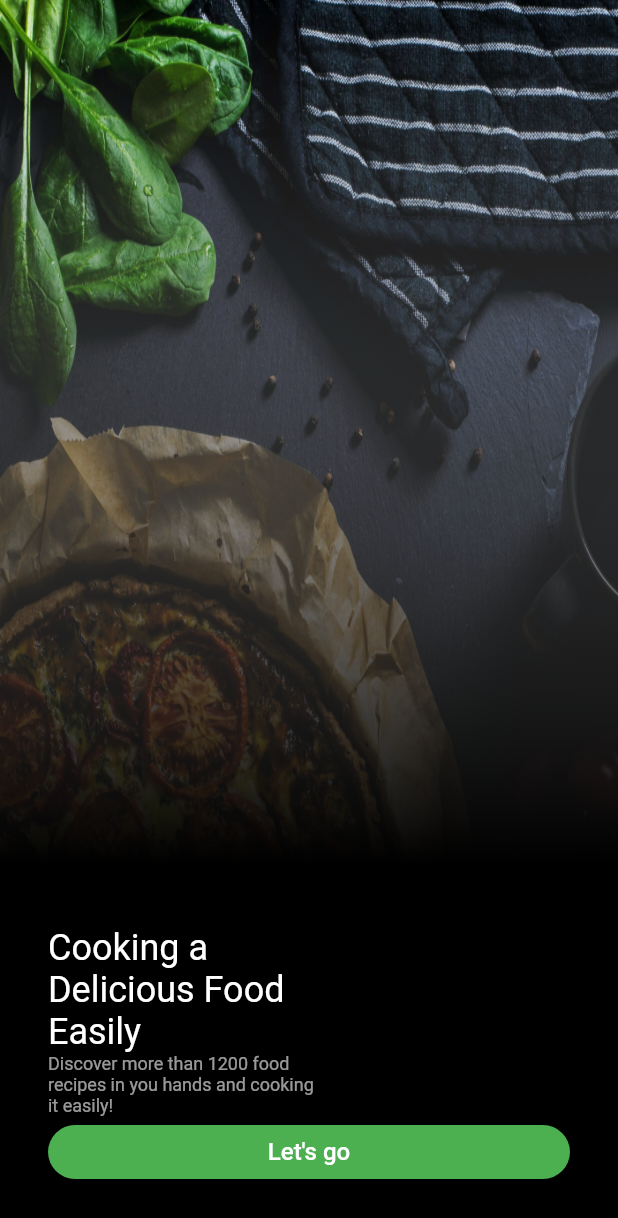
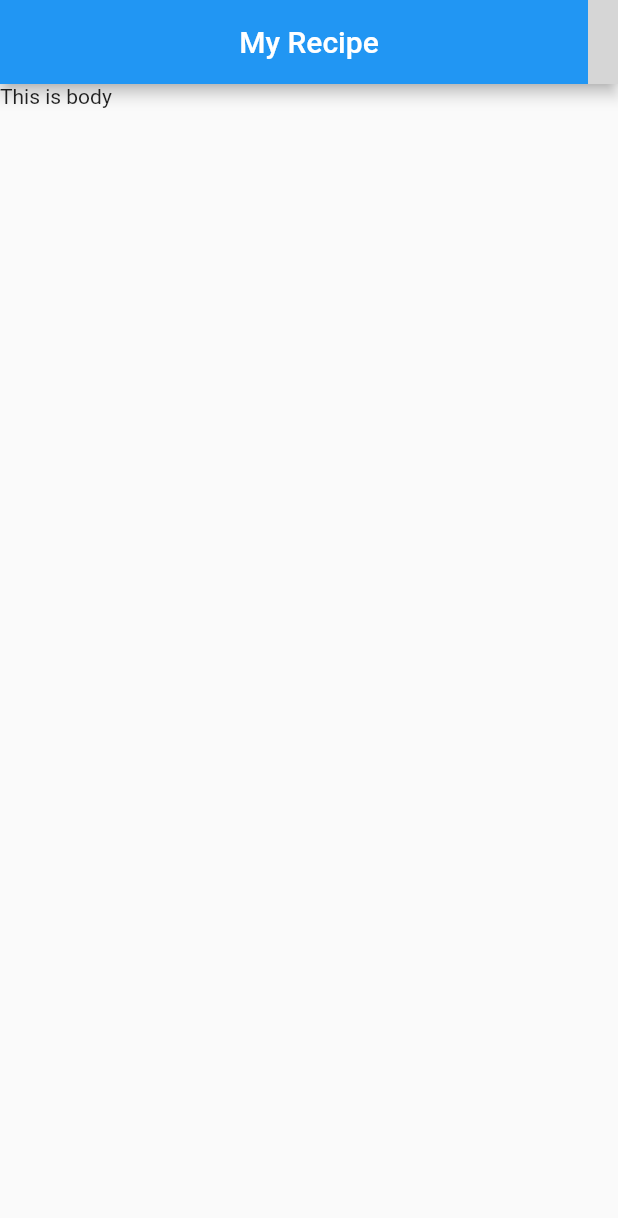
Before and after one commit to tuannq-0847/recipe_flutter, a Flutter app: the screen it shows after launch, after a tap on "Let's go", on a phone screen of 412 x 824 dp. Shown: the top 1218 px of the screen. Run offline on Flutter 3.47's test engine with Material 2 defaults, Android fonts, the phone set to English and light mode, and no system bars; our stand-ins replace flutter_svg; grey boxes are pictures that could not be loaded.

Commit message:
init home screen

```diff
--- a/recipe_app/lib/features/recipe/presentation/widgets/custom/first_time_animated_button.dart
+++ b/recipe_app/lib/features/recipe/presentation/widgets/custom/first_time_animated_button.dart
@@ -1,7 +1,15 @@
 import 'package:flutter/cupertino.dart';
 import 'package:flutter/material.dart';
 
+Function _onPressed;
+
+// ignore: must_be_immutable
 class FirstTimeAnimatedButton extends StatefulWidget {
+
+  FirstTimeAnimatedButton(Function onPressed) {
+    _onPressed = onPressed;
+  }
+
   @override
   State<StatefulWidget> createState() => _AnimatedButtonState();
 }
@@ -43,7 +51,10 @@ class _AnimatedButtonState extends State<FirstTimeAnimatedButton>
                   shape: MaterialStateProperty.all<RoundedRectangleBorder>(
                       RoundedRectangleBorder(
                           borderRadius: BorderRadius.circular(18.0)))),
-              onPressed: () {},
+              onPressed: () {
+                // ignore: unnecessary_statements
+                _onPressed();
+              },
               child: Text(
                 "Let's go",
                 style: TextStyle(color: Colors.white, fontSize: 16),
--- /dev/null
+++ b/recipe_app/lib/features/recipe/presentation/widgets/home/home.dart
@@ -0,0 +1,29 @@
+import 'package:flutter/cupertino.dart';
+import 'package:flutter/material.dart';
+import 'package:flutter_svg/svg.dart';
+
+class HomeWidget extends StatefulWidget {
+  @override
+  State<StatefulWidget> createState() {
+    return HomeRecipe();
+  }
+}
+
+class HomeRecipe extends State<HomeWidget> {
+  @override
+  Widget build(BuildContext context) {
+    return Scaffold(
+        appBar: AppBar(
+          automaticallyImplyLeading: false,
+          centerTitle: true,
+          title: Text("My Recipe"),
+          actions: [
+            Image(image: AssetImage('assets/avatar.png'),
+              fit: BoxFit.fill,
+              height: 20,
+              width: 20,)
+          ],
+        ),
+        body: Text("This is body"));
+  }
+}
--- a/recipe_app/lib/features/recipe/presentation/widgets/welcome.dart
+++ b/recipe_app/lib/features/recipe/presentation/widgets/welcome/welcome.dart
@@ -1,8 +1,8 @@
 
 import 'package:flutter/material.dart';
-
-import 'custom/first_time_animated_button.dart';
-import 'custom/translate_text.dart';
+import 'package:recipe_app/features/recipe/presentation/widgets/custom/first_time_animated_button.dart';
+import 'package:recipe_app/features/recipe/presentation/widgets/custom/translate_text.dart';
+import 'package:recipe_app/features/recipe/presentation/widgets/home/home.dart';
 
 class MyStatefulWidget extends StatefulWidget {
   @override
@@ -22,6 +22,7 @@ class WelcomeToRecipe extends State<MyStatefulWidget> {
 
   @override
   Widget build(BuildContext context) {
+
     return Scaffold(
         body: SafeArea(
           child: Stack(
@@ -55,7 +56,10 @@ class WelcomeToRecipe extends State<MyStatefulWidget> {
                       mainAxisAlignment: MainAxisAlignment.end,
                       children: [
                         TranslateText(data),
-                        FirstTimeAnimatedButton()
+                        FirstTimeAnimatedButton((){
+                          print("onPressed....");
+                          Navigator.push(context,MaterialPageRoute(builder: (context) => HomeWidget()));
+                        })
                       ],
                     )
                 ),
--- a/recipe_app/lib/main.dart
+++ b/recipe_app/lib/main.dart
@@ -1,6 +1,6 @@
 import 'package:flutter/material.dart';
 
-import 'features/recipe/presentation/widgets/welcome.dart';
+import 'features/recipe/presentation/widgets/welcome/welcome.dart';
 
 void main() {
   runApp(MaterialApp(
--- a/recipe_app/pubspec.yaml
+++ b/recipe_app/pubspec.yaml
@@ -28,15 +28,21 @@ dependencies:
   # The following adds the Cupertino Icons font to your application.
   # Use with the CupertinoIcons class for iOS style icons.
   cupertino_icons: ^1.0.2
+  flutter_svg: ^0.22.0
 
 dev_dependencies:
   flutter_test:
     sdk: flutter
 
+flutter_launcher_icons: "^0.9.0"
 # For information on the generic Dart part of this file, see the
 # following page: https://dart.dev/tools/pub/pubspec
 
 # The following section is specific to Flutter.
+flutter_icons:
+  image_path: "icon/avatar.svg"
+  android: true
+  ios: true
 flutter:
   assets:
     - assets/background.jpg
```
Also changed, not shown: recipe_app/assets/avatar.png (added), recipe_app/assets/avatar.svg (added), recipe_app/pubspec.lock.
